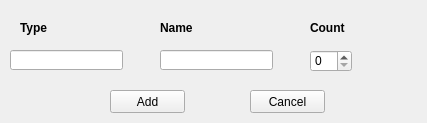
Above: widgets_file/ui_file_backup/equipment_form.ui from ericmullally/dnd_tracker before the change. Below: the same form after it.
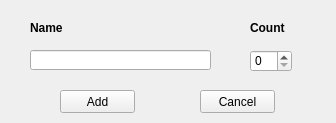
That is the form after the change.

Commit message: finished equipment add and display, still need remove

Patch:
```diff
--- a/widgets_file/ui_file_backup/equipment_form.ui
+++ b/widgets_file/ui_file_backup/equipment_form.ui
@@ -6,36 +6,17 @@
    <rect>
     <x>0</x>
     <y>0</y>
-    <width>427</width>
+    <width>336</width>
     <height>123</height>
    </rect>
   </property>
   <property name="windowTitle">
    <string>Form</string>
   </property>
-  <widget class="QLabel" name="label">
-   <property name="geometry">
-    <rect>
-     <x>20</x>
-     <y>20</y>
-     <width>61</width>
-     <height>16</height>
-    </rect>
-   </property>
-   <property name="font">
-    <font>
-     <weight>75</weight>
-     <bold>true</bold>
-    </font>
-   </property>
-   <property name="text">
-    <string>Type</string>
-   </property>
-  </widget>
   <widget class="QLabel" name="label_2">
    <property name="geometry">
     <rect>
-     <x>160</x>
+     <x>30</x>
      <y>20</y>
      <width>71</width>
      <height>16</height>
@@ -54,7 +35,7 @@
   <widget class="QLabel" name="label_3">
    <property name="geometry">
     <rect>
-     <x>310</x>
+     <x>250</x>
      <y>20</y>
      <width>91</width>
      <height>16</height>
@@ -70,22 +51,12 @@
     <string>Count</string>
    </property>
   </widget>
-  <widget class="QLineEdit" name="type_input">
-   <property name="geometry">
-    <rect>
-     <x>10</x>
-     <y>50</y>
-     <width>113</width>
-     <height>20</height>
-    </rect>
-   </property>
-  </widget>
   <widget class="QLineEdit" name="name_input">
    <property name="geometry">
     <rect>
-     <x>160</x>
+     <x>30</x>
      <y>50</y>
-     <width>113</width>
+     <width>181</width>
      <height>20</height>
     </rect>
    </property>
@@ -93,7 +64,7 @@
   <widget class="QPushButton" name="add_button">
    <property name="geometry">
     <rect>
-     <x>110</x>
+     <x>60</x>
      <y>90</y>
      <width>75</width>
      <height>23</height>
@@ -106,7 +77,7 @@
   <widget class="QPushButton" name="cancel_button">
    <property name="geometry">
     <rect>
-     <x>250</x>
+     <x>200</x>
      <y>90</y>
      <width>75</width>
      <height>23</height>
@@ -119,7 +90,7 @@
   <widget class="QSpinBox" name="count_input">
    <property name="geometry">
     <rect>
-     <x>310</x>
+     <x>250</x>
      <y>50</y>
      <width>42</width>
      <height>22</height>
```
Left out of the diff: 4 changed lines with no effect on the pictures. The commit also changes 9 other files.
